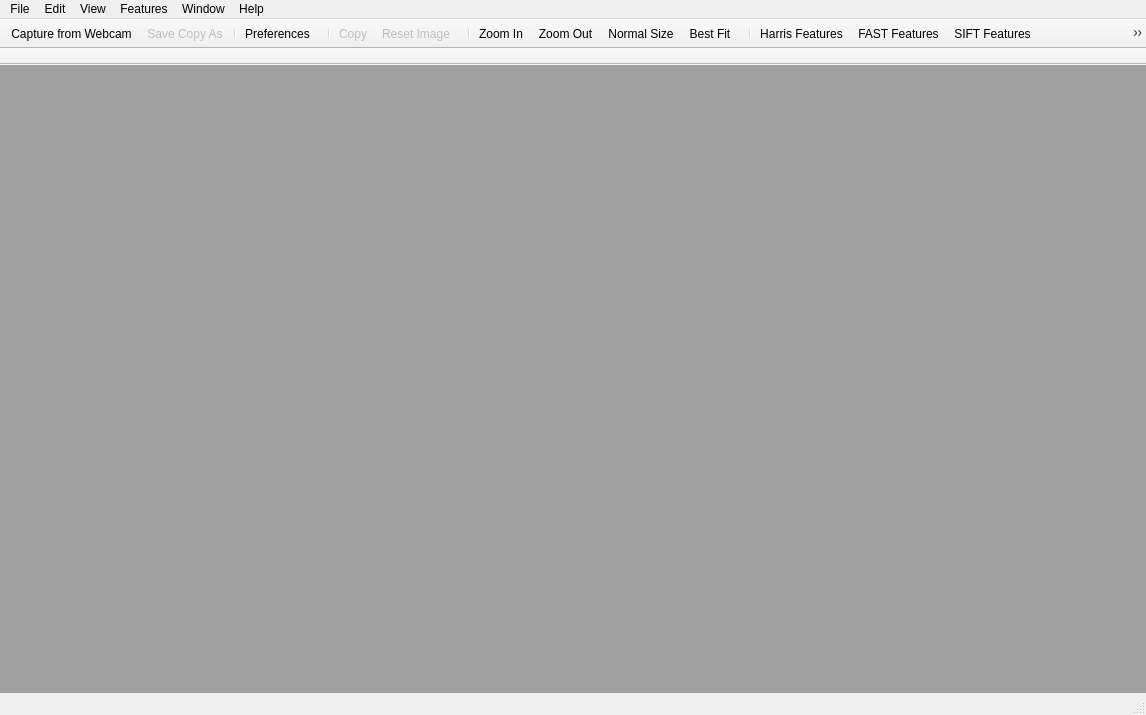
The window that mainWindow.ui (dawn0123/image_feature_detector) describes before a commit, drawn with Qt 5.
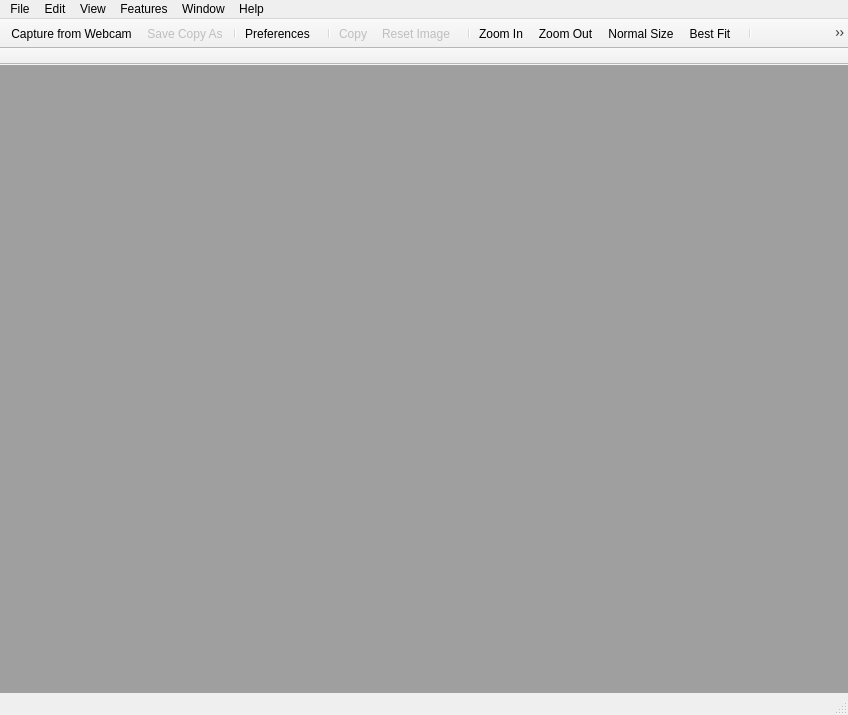
The same window after the commit. Icons and pictures are not drawn.

Commit message: The Window menu now works. Other minor changes.

Patch:
```diff
--- a/mainWindow.ui
+++ b/mainWindow.ui
@@ -7,7 +7,7 @@
    <rect>
     <x>0</x>
     <y>0</y>
-    <width>1146</width>
+    <width>848</width>
     <height>715</height>
    </rect>
   </property>
@@ -39,7 +39,7 @@
     <rect>
      <x>0</x>
      <y>0</y>
-     <width>1146</width>
+     <width>848</width>
      <height>25</height>
     </rect>
    </property>
@@ -57,10 +57,7 @@
     <addaction name="actionPreferences"/>
     <addaction name="separator"/>
    </widget>
-   <widget class="QMenu" name="myMenuWindow">
-    <property name="tearOffEnabled">
-     <bool>false</bool>
-    </property>
+   <widget class="QMenu" name="menuWindow">
     <property name="title">
      <string>Window</string>
     </property>
@@ -120,7 +117,7 @@
    <addaction name="menuEdit"/>
    <addaction name="menuView"/>
    <addaction name="menuFeatures"/>
-   <addaction name="myMenuWindow"/>
+   <addaction name="menuWindow"/>
    <addaction name="menuAbout"/>
   </widget>
   <widget class="QStatusBar" name="myStatusBar">
```
Left out of the diff: 19 changed lines with no effect on the pictures. The commit also changes 2 other files.
